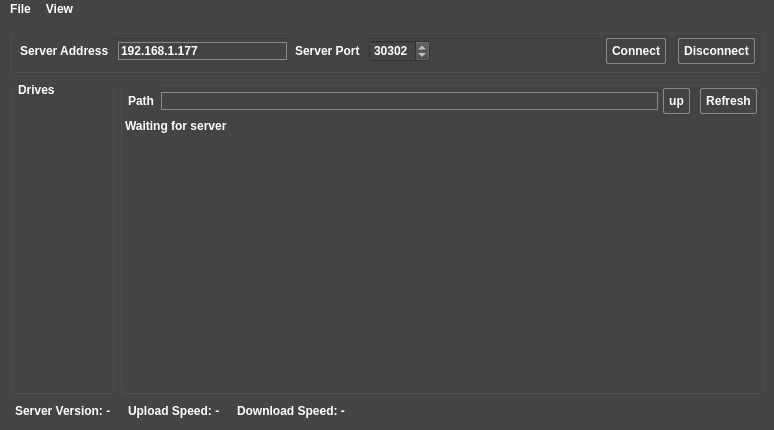
Above: ApolloExplorerPC/mainwindow.ui from ronybeck/ApolloExplorer before the change. Below: the same form after it.
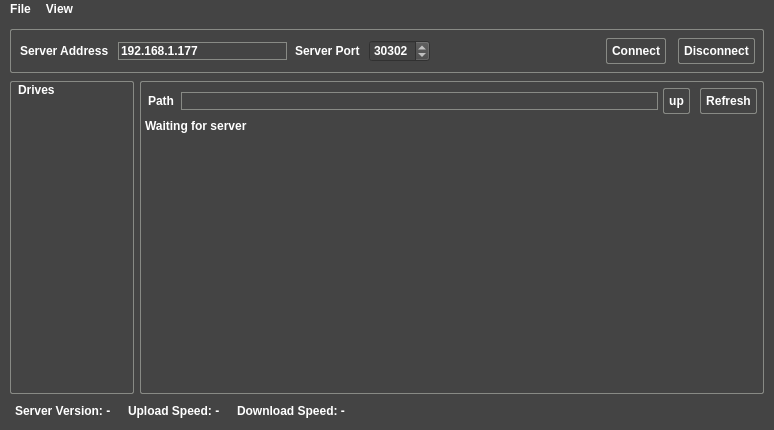
That is the form after the change. Icons and pictures are not drawn.

Patch:
```diff
--- a/ApolloExplorerPC/mainwindow.ui
+++ b/ApolloExplorerPC/mainwindow.ui
@@ -54,7 +54,14 @@
 QGroupBox
 {
 	padding: 1px;
+	border: 1px solid  rgb(136, 138, 133);
 	margin: 1px;
+	border-radius: 2px;
+}
+QGroupBox::Title
+{
+	subcontrol-origin: margin;
+    subcontrol-position: top center;
 }
 
 QHeaderView::section
@@ -166,6 +173,12 @@
       </property>
       <item>
        <widget class="QGroupBox" name="groupBoxDrives">
+        <property name="sizePolicy">
+         <sizepolicy hsizetype="Fixed" vsizetype="Preferred">
+          <horstretch>0</horstretch>
+          <verstretch>0</verstretch>
+         </sizepolicy>
+        </property>
         <property name="title">
          <string/>
         </property>
@@ -214,7 +227,7 @@
            </property>
            <property name="minimumSize">
             <size>
-             <width>100</width>
+             <width>120</width>
              <height>0</height>
             </size>
            </property>
@@ -278,6 +291,12 @@
            <property name="layoutMode">
             <enum>QListView::SinglePass</enum>
            </property>
+           <property name="gridSize">
+            <size>
+             <width>100</width>
+             <height>100</height>
+            </size>
+           </property>
            <property name="viewMode">
             <enum>QListView::IconMode</enum>
            </property>
@@ -285,13 +304,16 @@
             <bool>true</bool>
            </property>
            <property name="wordWrap">
-            <bool>true</bool>
+            <bool>false</bool>
            </property>
            <property name="selectionRectVisible">
             <bool>true</bool>
            </property>
            <property name="itemAlignment">
-            <set>Qt::AlignLeading</set>
+            <set>Qt::AlignCenter|Qt::AlignHCenter|Qt::AlignJustify|Qt::AlignTop|Qt::AlignVCenter</set>
+           </property>
+           <property name="currentRow">
+            <number>-1</number>
            </property>
            <property name="sortingEnabled">
             <bool>false</bool>
```
Left out of the diff: 11 changed lines with no effect on the pictures.
